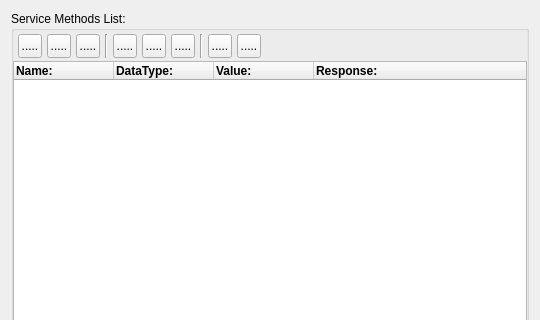
This is sources/lusan/view/si/ui/SIMethodList.ui in aregtech/areg-sdk-tools as Qt 5 draws it before an edit; both pictures show x 0 to 540 and y 0 to 320 of the 540 by 600 pixel window. The edited form follows.
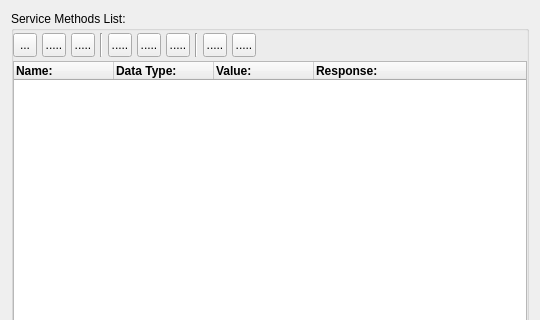
This is the edited form. Icons and pictures are not drawn.

The edit to the form file:
```diff
--- a/sources/lusan/view/si/ui/SIMethodList.ui
+++ b/sources/lusan/view/si/ui/SIMethodList.ui
@@ -22,8 +22,8 @@
      <widget class="QWidget" name="widget" native="true">
       <property name="geometry">
        <rect>
-        <x>5</x>
-        <y>21</y>
+        <x>0</x>
+        <y>20</y>
         <width>247</width>
         <height>28</height>
        </rect>
@@ -68,7 +68,7 @@
           <string>Create and add new method entry</string>
          </property>
          <property name="text">
-          <string>.....</string>
+          <string>...</string>
          </property>
          <property name="icon">
           <iconset resource="../../../res/lusan.qrc">
@@ -433,7 +433,10 @@
        </property>
        <item>
         <widget class="QTreeWidget" name="treeMethods">
-         <property name="autoFillBackground">
+         <property name="cursor" stdset="0">
+          <cursorShape>PointingHandCursor</cursorShape>
+         </property>
+         <property name="mouseTracking">
           <bool>true</bool>
          </property>
          <property name="editTriggers">
@@ -442,9 +445,6 @@
          <property name="showDropIndicator" stdset="0">
           <bool>false</bool>
          </property>
-         <property name="alternatingRowColors">
-          <bool>true</bool>
-         </property>
          <property name="iconSize">
           <size>
            <width>16</width>
@@ -469,7 +469,7 @@
          </column>
          <column>
           <property name="text">
-           <string notr="true">DataType:</string>
+           <string notr="true">Data Type:</string>
           </property>
           <property name="font">
            <font>
```
